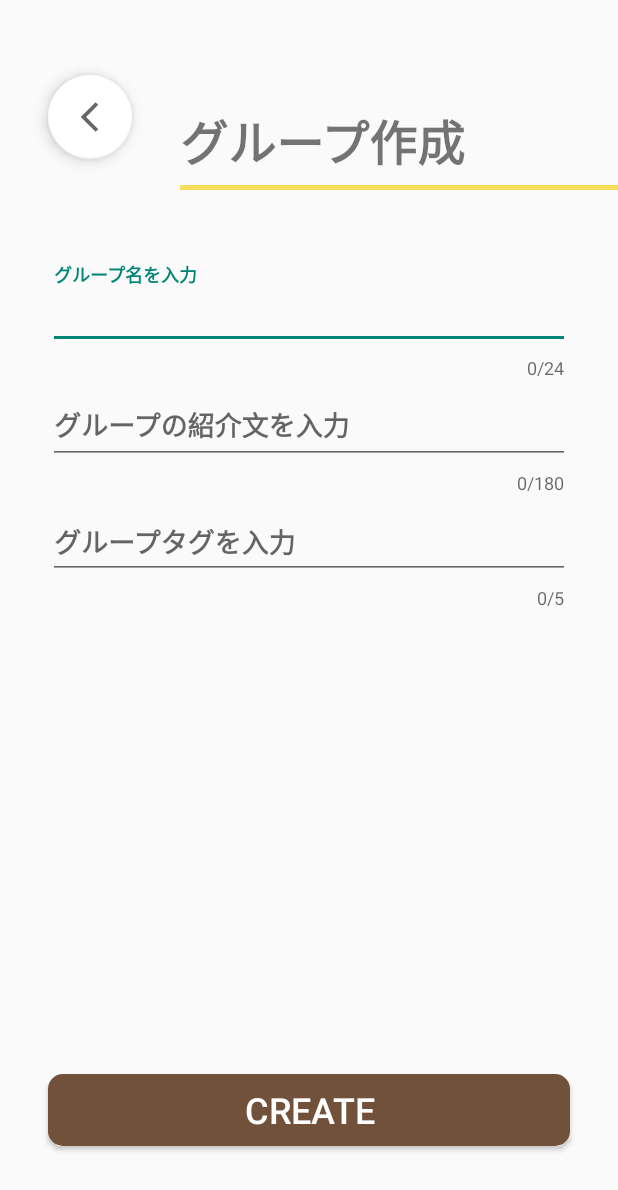
After one commit to seikonta/bullChat, an Android app: the layout activity_create_group.xml on its own in the app's theme, with its tools: preview values and no code run, on a phone screen of 412 x 824 dp. The commit adds this screen. Shown: the top 1190 px of the screen. Run offline under Robolectric (Android 15) with nearby library versions, the phone set to English and light mode, and no system bars.

Commit message:
グループ作成画面までのxmlを作成

```diff
--- /dev/null
+++ b/app/src/main/res/drawable/button_brown_shape.xml
@@ -0,0 +1,13 @@
+<?xml version="1.0" encoding="utf-8"?>
+<selector xmlns:android="http://schemas.android.com/apk/res/android">
+    <item>
+        <shape android:shape="rectangle">
+            <corners
+                android:radius="10dp"
+                />
+            <solid
+                android:color="@color/brown"
+                />
+        </shape>
+    </item>
+</selector>
--- /dev/null
+++ b/app/src/main/res/drawable/outline_arrow_back_ios_24.xml
@@ -0,0 +1,11 @@
+<vector xmlns:android="http://schemas.android.com/apk/res/android"
+    android:width="24dp"
+    android:height="24dp"
+    android:viewportWidth="24"
+    android:viewportHeight="24"
+    android:tint="?attr/colorControlNormal"
+    android:autoMirrored="true">
+  <path
+      android:fillColor="@android:color/white"
+      android:pathData="M17.51,3.87L15.73,2.1 5.84,12l9.9,9.9 1.77,-1.77L9.38,12l8.13,-8.13z"/>
+</vector>
--- /dev/null
+++ b/app/src/main/res/layout/activity_create_group.xml
@@ -0,0 +1,126 @@
+<?xml version="1.0" encoding="utf-8"?>
+<androidx.constraintlayout.widget.ConstraintLayout xmlns:android="http://schemas.android.com/apk/res/android"
+    xmlns:app="http://schemas.android.com/apk/res-auto"
+    xmlns:tools="http://schemas.android.com/tools"
+    android:layout_width="match_parent"
+    android:layout_height="match_parent">
+
+    <LinearLayout
+        android:id="@+id/linearLayout"
+        android:layout_width="match_parent"
+        android:layout_height="wrap_content"
+        android:layout_marginStart="120dp"
+        android:layout_marginTop="70dp"
+        android:orientation="vertical"
+        app:layout_constraintEnd_toEndOf="parent"
+        app:layout_constraintStart_toStartOf="parent"
+        app:layout_constraintTop_toTopOf="parent">
+
+        <TextView
+            android:id="@+id/textView"
+            android:layout_width="match_parent"
+            android:layout_height="wrap_content"
+            android:fontFamily="sans-serif-black"
+            android:text="グループ作成"
+            android:textSize="32sp" />
+
+        <View
+            android:layout_width="match_parent"
+            android:layout_height="3dp"
+            android:layout_marginTop="5dp"
+            android:background="@color/yellow" />
+    </LinearLayout>
+
+    <com.google.android.material.floatingactionbutton.FloatingActionButton
+        android:id="@+id/floatingActionButton"
+        android:layout_width="wrap_content"
+        android:layout_height="wrap_content"
+        android:layout_marginStart="32dp"
+        android:layout_marginTop="50dp"
+        android:clickable="true"
+        app:backgroundTint="@color/white"
+        app:layout_constraintStart_toStartOf="parent"
+        app:layout_constraintTop_toTopOf="parent"
+        app:srcCompat="@drawable/outline_arrow_back_ios_24" />
+
+    <LinearLayout
+        android:id="@+id/linearLayout2"
+        android:layout_width="match_parent"
+        android:layout_height="0dp"
+        android:orientation="vertical"
+        android:paddingStart="32dp"
+        android:paddingTop="50dp"
+        android:paddingEnd="32dp"
+        app:layout_constraintBottom_toTopOf="@+id/createGroupButton"
+        app:layout_constraintEnd_toEndOf="parent"
+        app:layout_constraintStart_toStartOf="parent"
+        app:layout_constraintTop_toBottomOf="@+id/linearLayout">
+
+        <com.google.android.material.textfield.TextInputLayout
+            android:id="@+id/GroupNameTextInputLayout"
+            android:layout_width="match_parent"
+            android:layout_height="wrap_content"
+            app:counterEnabled="true"
+            app:counterMaxLength="24">
+
+            <com.google.android.material.textfield.TextInputEditText
+                android:id="@+id/GroupNameTextInputEditText"
+                android:layout_width="match_parent"
+                android:layout_height="wrap_content"
+                android:fontFamily="sans-serif-black"
+                android:hint="グループ名を入力"
+                android:singleLine="true"
+                android:textColor="#606060" />
+        </com.google.android.material.textfield.TextInputLayout>
+
+        <com.google.android.material.textfield.TextInputLayout
+            android:layout_width="match_parent"
+            android:layout_height="wrap_content"
+            app:counterEnabled="true"
+            app:counterMaxLength="180">
+
+            <com.google.android.material.textfield.TextInputEditText
+                android:layout_width="match_parent"
+                android:layout_height="match_parent"
+                android:fontFamily="sans-serif-black"
+                android:gravity="top"
+                android:hint="グループの紹介文を入力"
+                android:textColor="#606060" />
+        </com.google.android.material.textfield.TextInputLayout>
+
+        <com.google.android.material.textfield.TextInputLayout
+            style="@style/Widget.MaterialComponents.Chip.Entry"
+            android:layout_width="match_parent"
+            android:layout_height="wrap_content"
+            app:counterEnabled="true"
+            app:counterMaxLength="5">
+
+            <com.google.android.material.textfield.TextInputEditText
+                android:layout_width="match_parent"
+                android:layout_height="wrap_content"
+                android:fontFamily="sans-serif-black"
+                android:hint="グループタグを入力"
+                android:textColor="#606060" />
+
+        </com.google.android.material.textfield.TextInputLayout>
+
+    </LinearLayout>
+
+    <Button
+        android:id="@+id/createGroupButton"
+        android:layout_width="0dp"
+        android:layout_height="wrap_content"
+        android:layout_marginStart="32dp"
+        android:layout_marginEnd="32dp"
+        android:layout_marginBottom="60dp"
+        android:background="@drawable/button_brown_shape"
+        android:fontFamily="sans-serif-light"
+        android:text="CREATE"
+        android:textColor="@color/white"
+        android:textSize="24sp"
+        android:textStyle="bold"
+        app:layout_constraintBottom_toBottomOf="parent"
+        app:layout_constraintEnd_toEndOf="parent"
+        app:layout_constraintStart_toStartOf="parent" />
+
+</androidx.constraintlayout.widget.ConstraintLayout>
--- a/app/src/main/res/layout/activity_main.xml
+++ b/app/src/main/res/layout/activity_main.xml
@@ -85,7 +85,8 @@
         android:id="@+id/HomeBottomNavigationView"
         android:layout_width="0dp"
         android:layout_height="70dp"
-        android:background="#71513A"
+        android:background="@color/brown"
+        app:itemIconSize="30dp"
         app:layout_constraintBottom_toBottomOf="parent"
         app:layout_constraintEnd_toEndOf="parent"
         app:layout_constraintStart_toStartOf="parent"
--- a/app/src/main/res/layout/item_group_tag_data_cell.xml
+++ b/app/src/main/res/layout/item_group_tag_data_cell.xml
@@ -7,5 +7,5 @@
     android:layout_height="wrap_content"
     android:text="クラシック"
     android:textColor="#747474"
-    android:theme="@style/Theme.MaterialComponents.Light.NoActionBar"
-    app:chipIcon="@drawable/outline_label_24" />
+    android:textSize="8sp"
+    android:theme="@style/Theme.MaterialComponents.Light.NoActionBar" />
--- a/app/src/main/res/values/colors.xml
+++ b/app/src/main/res/values/colors.xml
@@ -7,4 +7,6 @@
     <color name="teal_700">#FF018786</color>
     <color name="black">#FF000000</color>
     <color name="white">#FFFFFFFF</color>
+    <color name="brown">#71513A</color>
+    <color name="yellow">#F6DE5A</color>
 </resources>
```
Also changed, not shown: app/src/main/res/drawable/group_shape.xml (deleted, +0 -10 lines), app/src/main/res/drawable/outline_add_24.xml (added, +10 -0 lines), app/src/main/res/layout/activity_search.xml (added, +69 -0 lines), app/src/main/res/layout/item_group_data_cell.xml (+7 -6 lines). Lines whose indentation alone changed are shown as unchanged.
